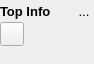
Old version of the form src/gui/charts/procedurenode.ui in the repository disorderedmaterials/dissolve.
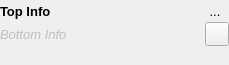
New version of the form. Icons and pictures are not drawn. Custom widgets are drawn as their Qt base class.

```diff
--- a/src/gui/charts/procedurenode.ui
+++ b/src/gui/charts/procedurenode.ui
@@ -6,8 +6,8 @@
    <rect>
     <x>0</x>
     <y>0</y>
-    <width>94</width>
-    <height>64</height>
+    <width>229</width>
+    <height>65</height>
    </rect>
   </property>
   <property name="sizePolicy">
@@ -147,7 +147,7 @@
           </property>
          </widget>
         </item>
-        <item row="1" column="0">
+        <item row="1" column="1">
          <widget class="QToolButton" name="ToggleSettingsButton">
           <property name="sizePolicy">
            <sizepolicy hsizetype="Preferred" vsizetype="Preferred">
@@ -182,6 +182,32 @@
           </property>
          </widget>
         </item>
+        <item row="1" column="0">
+         <widget class="QLabel" name="BottomLabel">
+          <property name="enabled">
+           <bool>false</bool>
+          </property>
+          <property name="sizePolicy">
+           <sizepolicy hsizetype="Expanding" vsizetype="Minimum">
+            <horstretch>0</horstretch>
+            <verstretch>0</verstretch>
+           </sizepolicy>
+          </property>
+          <property name="font">
+           <font>
+            <weight>50</weight>
+            <italic>true</italic>
+            <bold>false</bold>
+           </font>
+          </property>
+          <property name="text">
+           <string>Bottom Info</string>
+          </property>
+          <property name="alignment">
+           <set>Qt::AlignLeading|Qt::AlignLeft|Qt::AlignVCenter</set>
+          </property>
+         </widget>
+        </item>
        </layout>
       </item>
      </layout>
```
